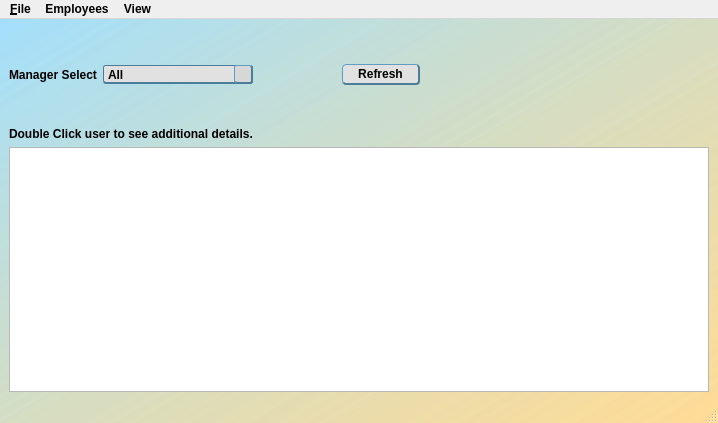
The window that Ui_Files/manager_main.ui (jakesb27/Manager_KPI_Tracker) describes before a commit, drawn with Qt 5.
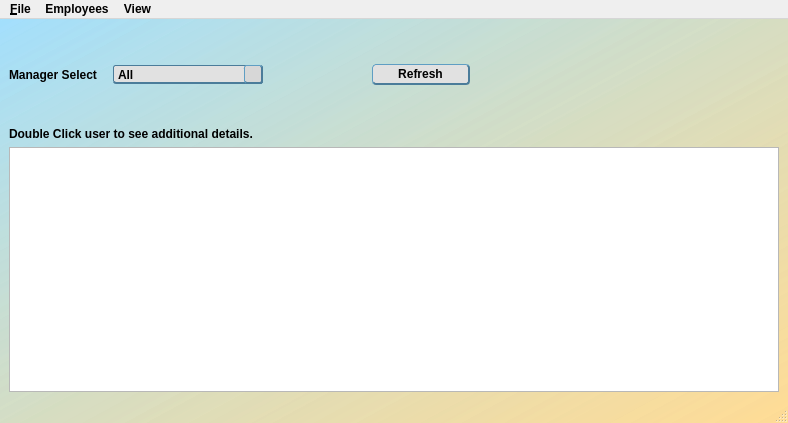
The same window after the commit. Icons and pictures are not drawn.

Commit message: updated agent details to include agent group and added the agent group to the main gui.

The edit to the form file:
```diff
--- a/Ui_Files/manager_main.ui
+++ b/Ui_Files/manager_main.ui
@@ -6,7 +6,7 @@
    <rect>
     <x>0</x>
     <y>0</y>
-    <width>718</width>
+    <width>788</width>
     <height>423</height>
    </rect>
   </property>
@@ -235,10 +235,15 @@
      <widget class="QTableView" name="agentTableView">
       <property name="minimumSize">
        <size>
-        <width>700</width>
+        <width>770</width>
         <height>0</height>
        </size>
       </property>
+      <property name="styleSheet">
+       <string notr="true">QTableView{
+	font: 10pt &quot;MS Shell Dlg 2&quot;;
+}</string>
+      </property>
       <property name="alternatingRowColors">
        <bool>true</bool>
       </property>
@@ -319,7 +324,7 @@
     <rect>
      <x>0</x>
      <y>0</y>
-     <width>718</width>
+     <width>788</width>
      <height>24</height>
     </rect>
    </property>
```
The commit also changes 5 other files.
